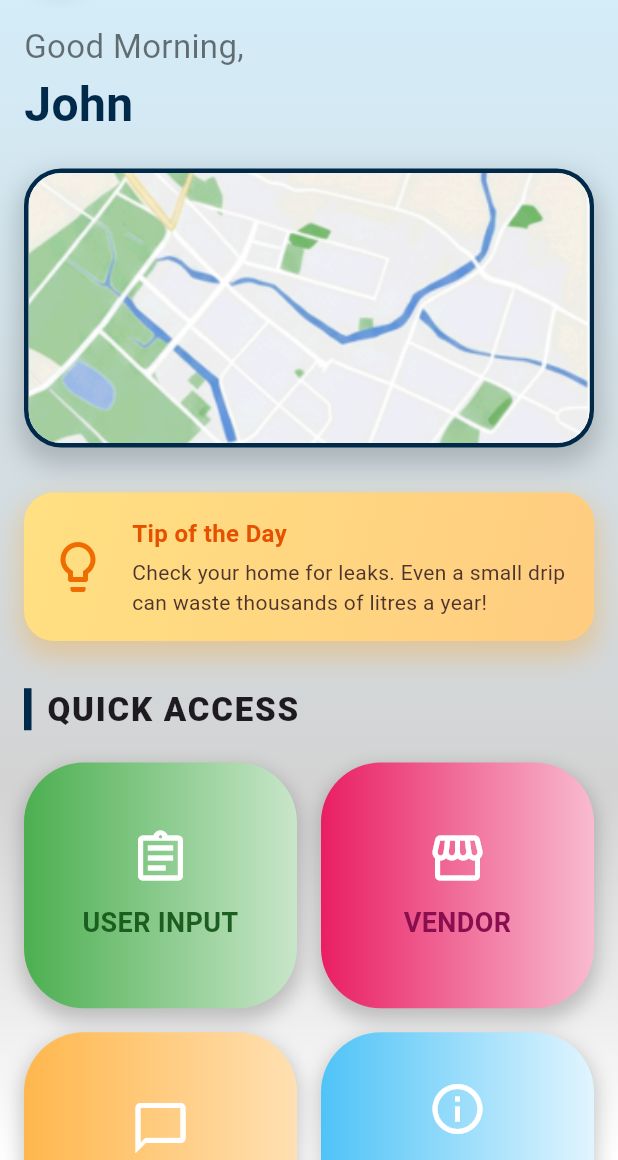
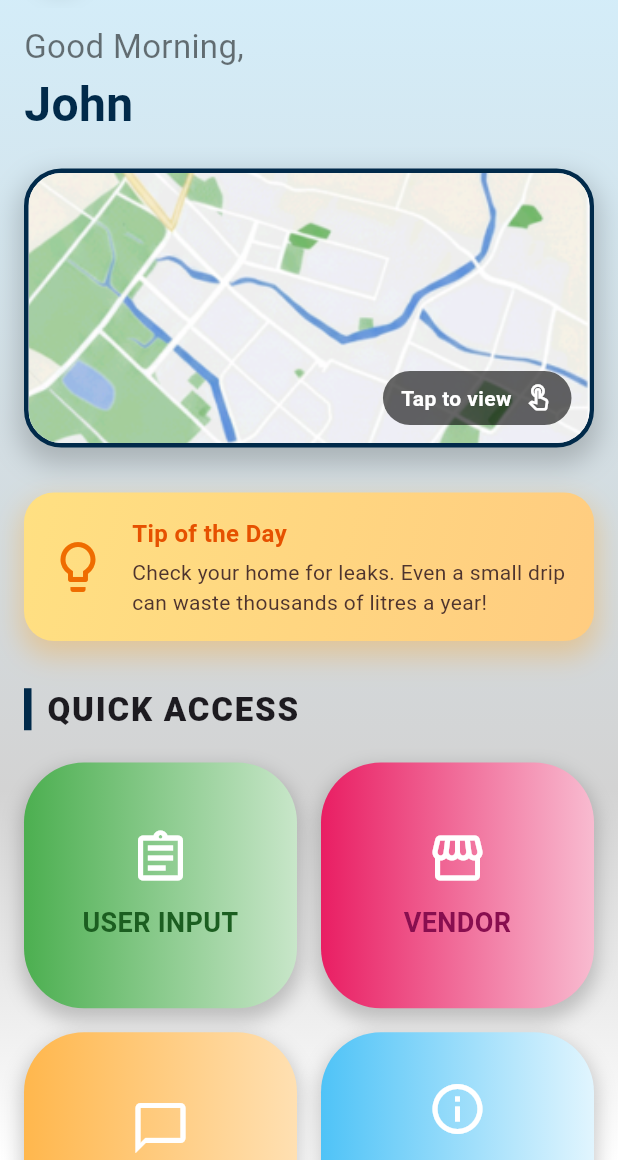
Before and after one commit to YajurChatnani/SIH_2025_Amritdhara, a Flutter app: the HomePage screen opened directly, on a phone screen of 412 x 824 dp, the part 76-1236 px from its top. Run offline on Flutter 3.47's test engine with Material 3 defaults, Android fonts, the phone set to English and light mode, and no system bars; our stand-ins replace csv, google_fonts, google_maps_flutter, permission_handler.

Commit message:
FEAT: made map car tap to view ,reduced padding and get vendor done less vibrant.

```diff
--- a/lib/screens/home_screen.dart
+++ b/lib/screens/home_screen.dart
@@ -154,8 +154,60 @@ class HomePage extends StatelessWidget {
                     ),
                     child: ClipRRect(
                       borderRadius: BorderRadius.circular(22.0),
-                      child: Image.asset('assets/images/map.png',
-                          fit: BoxFit.cover, height: 180, width: double.infinity),
+                      // ### MODIFICATION START ###
+                      child: Stack(
+                        alignment: Alignment.bottomRight,
+                        children: [
+                          Image.asset(
+                            // Make sure you have an image at this path in your assets folder
+                            'assets/images/map.png',
+                            fit: BoxFit.cover,
+                            height: 180,
+                            width: double.infinity,
+                            // Add a fallback in case the image fails to load
+                            errorBuilder: (context, error, stackTrace) {
+                              return Container(
+                                height: 180,
+                                color: Colors.grey[300],
+                                child: const Center(
+                                  child: Icon(
+                                    Icons.map_outlined,
+                                    color: Colors.grey,
+                                    size: 60,
+                                  ),
+                                ),
+                              );
+                            },
+                          ),
+                          Container(
+                            margin: const EdgeInsets.all(12.0),
+                            padding: const EdgeInsets.symmetric(
+                                horizontal: 12.0, vertical: 8.0),
+                            decoration: BoxDecoration(
+                              color: Colors.black.withOpacity(0.6),
+                              borderRadius: BorderRadius.circular(20.0),
+                            ),
+                            child: const Row(
+                              mainAxisSize: MainAxisSize.min,
+                              children: [
+                                Text(
+                                  'Tap to view',
+                                  style: TextStyle(
+                                      color: Colors.white,
+                                      fontWeight: FontWeight.bold),
+                                ),
+                                SizedBox(width: 8),
+                                Icon(
+                                  Icons.touch_app_outlined,
+                                  color: Colors.white,
+                                  size: 20,
+                                ),
+                              ],
+                            ),
+                          ),
+                        ],
+                      ),
+                      // ### MODIFICATION END ###
                     ),
                   ),
                 ),
--- a/pubspec.yaml
+++ b/pubspec.yaml
@@ -23,6 +23,7 @@ dependencies:
   cupertino_icons: ^1.0.8
   google_fonts: ^6.2.1
   provider: ^6.1.2
+  url_launcher: ^6.3.2
 
 
 dev_dependencies:
```
Also changed, not shown: lib/screens/report_screen.dart (+2 -7 lines), lib/screens/steps_and_instructions/structure_screen.dart (+21 -24 lines), pubspec.lock, 5 other files.
